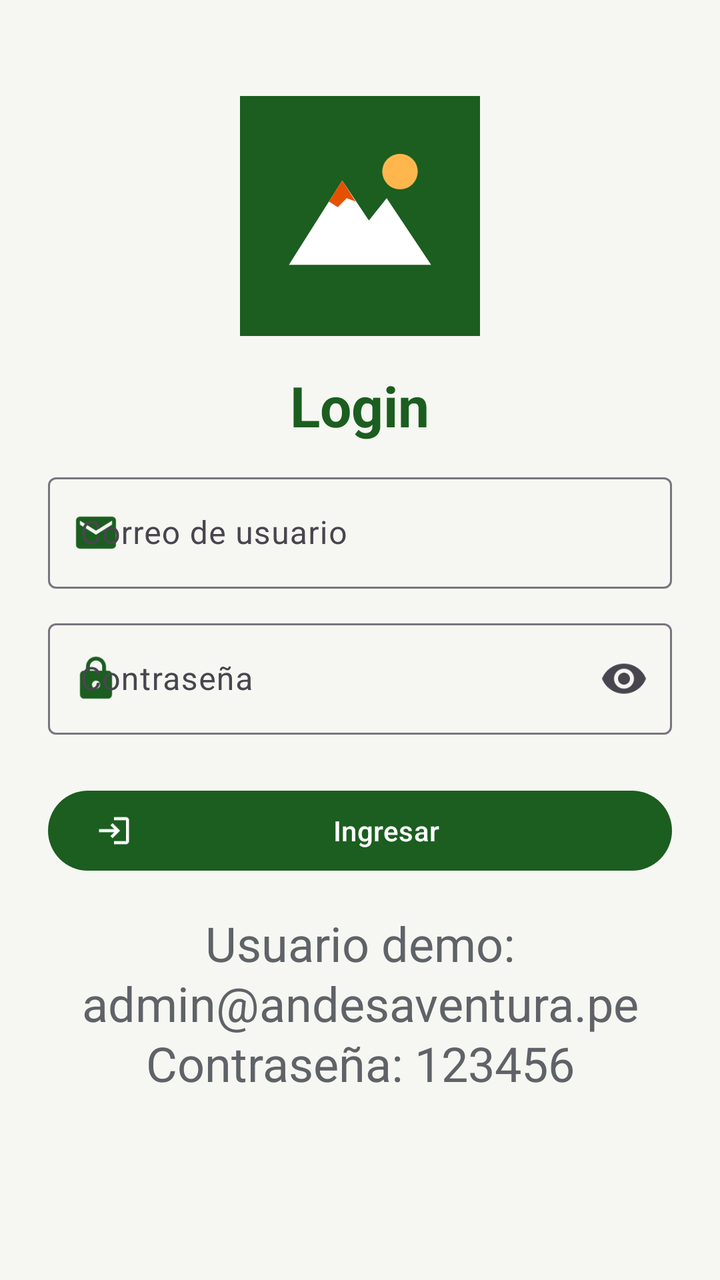
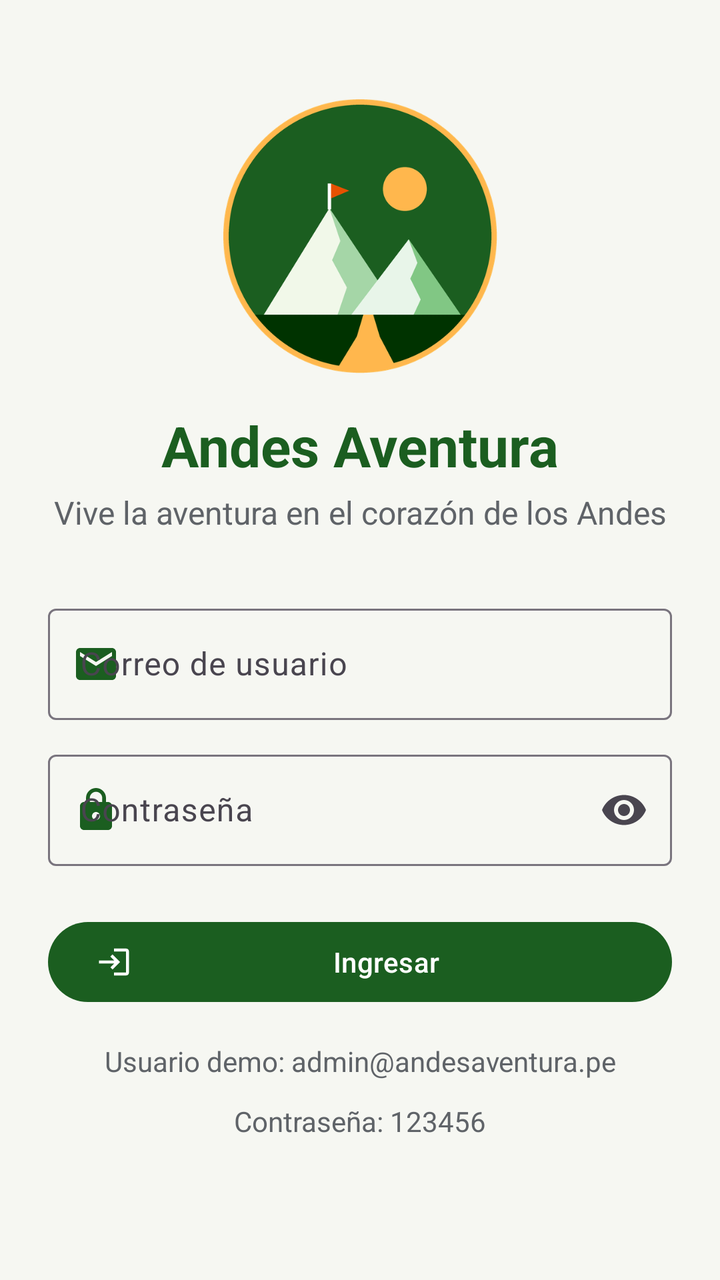

Two renders of the same Android screen: before a commit and after it. Below are the layout's source before the change and the commit's diff.
<!-- AndroidManifest.xml: application theme Theme.AndesAventura -->
<!-- res/layout/activity_login.xml -->
<?xml version="1.0" encoding="utf-8"?>
<ScrollView xmlns:android="http://schemas.android.com/apk/res/android"
    xmlns:app="http://schemas.android.com/apk/res-auto"
    android:layout_width="match_parent"
    android:layout_height="match_parent"
    android:background="@color/fondo">

    <LinearLayout
        android:layout_width="match_parent"
        android:layout_height="wrap_content"
        android:gravity="center_horizontal"
        android:orientation="vertical"
        android:padding="24dp">

        <ImageView
            android:layout_width="120dp"
            android:layout_height="120dp"
            android:layout_marginTop="24dp"
            android:background="@drawable/ic_launcher_background"
            android:contentDescription="@string/app_name"
            android:src="@drawable/ic_logo" />

        <TextView
            style="@style/TextoTitulo"
            android:layout_width="wrap_content"
            android:layout_height="wrap_content"
            android:layout_marginTop="16dp"
            android:text="@string/menu_login" />

        <com.google.android.material.textfield.TextInputLayout
            android:id="@+id/tilCorreo"
            style="@style/CampoTexto"
            android:layout_width="match_parent"
            android:layout_height="wrap_content"
            android:hint="@string/usuario"
            app:startIconDrawable="@drawable/ic_email">

            <com.google.android.material.textfield.TextInputEditText
                android:id="@+id/etCorreo"
                android:layout_width="match_parent"
                android:layout_height="wrap_content"
                android:inputType="textEmailAddress" />
        </com.google.android.material.textfield.TextInputLayout>

        <com.google.android.material.textfield.TextInputLayout
            android:id="@+id/tilPassword"
            style="@style/CampoTexto"
            android:layout_width="match_parent"
            android:layout_height="wrap_content"
            android:hint="@string/password"
            app:endIconMode="password_toggle"
            app:startIconDrawable="@drawable/ic_lock">

            <com.google.android.material.textfield.TextInputEditText
                android:id="@+id/etPassword"
                android:layout_width="match_parent"
                android:layout_height="wrap_content"
                android:inputType="textPassword" />
        </com.google.android.material.textfield.TextInputLayout>

        <com.google.android.material.button.MaterialButton
            android:id="@+id/btnIngresar"
            android:layout_width="match_parent"
            android:layout_height="wrap_content"
            android:layout_marginTop="24dp"
            android:text="@string/ingresar"
            app:icon="@drawable/ic_login" />

        <TextView
            style="@style/TextoParrafo"
            android:layout_width="match_parent"
            android:layout_height="wrap_content"
            android:layout_marginTop="16dp"
            android:gravity="center"
            android:text="@string/credenciales_demo"
            android:textColor="@color/texto_secundario" />
    </LinearLayout>
</ScrollView>
<!-- resources referenced by this layout -->
<resources>
  <color name="fondo">#F6F7F2</color>
  <color name="texto_secundario">#5F6368</color>
  <!-- drawable ic_email (drawable) -->
  <vector xmlns:android="http://schemas.android.com/apk/res/android"
      android:width="24dp" android:height="24dp"
      android:viewportWidth="24" android:viewportHeight="24"
      android:tint="?attr/colorControlNormal">
      <path android:fillColor="@android:color/white" android:pathData="M20,4H4c-1.1,0 -1.99,0.9 -1.99,2L2,18c0,1.1 0.9,2 2,2h16c1.1,0 2,-0.9 2,-2V6c0,-1.1 -0.9,-2 -2,-2zM20,8l-8,5 -8,-5V6l8,5 8,-5v2z"/>
  </vector>
  <!-- drawable ic_launcher_background (drawable) -->
  <vector xmlns:android="http://schemas.android.com/apk/res/android"
      android:width="108dp" android:height="108dp"
      android:viewportWidth="108" android:viewportHeight="108">
      <path android:fillColor="#1B5E20" android:pathData="M0,0h108v108h-108z"/>
  </vector>
  <!-- drawable ic_lock (drawable) -->
  <vector xmlns:android="http://schemas.android.com/apk/res/android"
      android:width="24dp" android:height="24dp"
      android:viewportWidth="24" android:viewportHeight="24"
      android:tint="?attr/colorControlNormal">
      <path android:fillColor="@android:color/white" android:pathData="M18,8h-1V6c0,-2.76 -2.24,-5 -5,-5S7,3.24 7,6v2H6c-1.1,0 -2,0.9 -2,2v10c0,1.1 0.9,2 2,2h12c1.1,0 2,-0.9 2,-2V10c0,-1.1 -0.9,-2 -2,-2zM12,17c-1.1,0 -2,-0.9 -2,-2s0.9,-2 2,-2 2,0.9 2,2 -0.9,2 -2,2zM15.1,8H8.9V6c0,-1.71 1.39,-3.1 3.1,-3.1 1.71,0 3.1,1.39 3.1,3.1v2z"/>
  </vector>
  <!-- drawable ic_login (drawable) -->
  <vector xmlns:android="http://schemas.android.com/apk/res/android"
      android:width="24dp" android:height="24dp"
      android:viewportWidth="24" android:viewportHeight="24"
      android:tint="?attr/colorControlNormal">
      <path android:fillColor="@android:color/white" android:pathData="M11,7L9.6,8.4l2.6,2.6H2v2h10.2l-2.6,2.6L11,17l5,-5L11,7zM20,19h-8v2h8c1.1,0 2,-0.9 2,-2V5c0,-1.1 -0.9,-2 -2,-2h-8v2h8V19z"/>
  </vector>
  <!-- drawable ic_logo (drawable) -->
  <vector xmlns:android="http://schemas.android.com/apk/res/android"
      android:width="108dp" android:height="108dp"
      android:viewportWidth="108" android:viewportHeight="108">
      <path android:fillColor="#FFB74D" android:pathData="M64,34a8,8 0,1 1,16 0a8,8 0,1 1,-16 0z"/>
      <path android:fillColor="#FFFFFF" android:pathData="M22,76L46,38L58,56L66,46L86,76Z"/>
      <path android:fillColor="#E65100" android:pathData="M46,38L52,47.5L48,46L44,50L40,47.5Z"/>
  </vector>
  <string name="app_name">Andes Aventura</string>
  <string name="credenciales_demo">Usuario demo: admin@andesaventura.pe\nContraseña: 123456</string>
  <string name="ingresar">Ingresar</string>
  <string name="menu_login">Login</string>
  <string name="password">Contraseña</string>
  <string name="usuario">Correo de usuario</string>
  <style name="CampoTexto" parent="Widget.Material3.TextInputLayout.OutlinedBox">
          <item name="android:layout_marginTop">12dp</item>
          <item name="startIconTint">@color/verde_andino</item>
      </style>
  <style name="TextoParrafo">
          <item name="android:textSize">24sp</item>
          <item name="android:lineHeight">30sp</item>
          <item name="android:textColor">@color/texto</item>
      </style>
  <style name="TextoTitulo">
          <item name="android:textSize">28sp</item>
          <item name="android:textStyle">bold</item>
          <item name="android:textColor">@color/verde_andino</item>
      </style>
  <color name="verde_andino">#1B5E20</color>
  <color name="texto">#1C1B1F</color>
  <color name="blanco">#FFFFFF</color>
  <color name="verde_claro">#C8E6C9</color>
  <color name="verde_andino_oscuro">#003300</color>
  <color name="naranja_aventura">#E65100</color>
  <color name="naranja_claro">#FFE0B2</color>
  <!-- unchanged entries left out for length: 1 -->
</resources>

<!-- the commit's change to res/layout/activity_login.xml (unified diff, before → after) -->
@@ -3,7 +3,8 @@
     xmlns:app="http://schemas.android.com/apk/res-auto"
     android:layout_width="match_parent"
     android:layout_height="match_parent"
-    android:background="@color/fondo">
+    android:background="@color/fondo"
+    android:fillViewport="true">
 
     <LinearLayout
         android:layout_width="match_parent"
@@ -13,25 +14,35 @@
         android:padding="24dp">
 
         <ImageView
-            android:layout_width="120dp"
-            android:layout_height="120dp"
+            android:layout_width="140dp"
+            android:layout_height="140dp"
             android:layout_marginTop="24dp"
-            android:background="@drawable/ic_launcher_background"
             android:contentDescription="@string/app_name"
-            android:src="@drawable/ic_logo" />
+            android:src="@drawable/logo_andes" />
 
         <TextView
             style="@style/TextoTitulo"
             android:layout_width="wrap_content"
             android:layout_height="wrap_content"
             android:layout_marginTop="16dp"
-            android:text="@string/menu_login" />
+            android:text="@string/app_name" />
+
+        <TextView
+            style="@style/TextoParrafo"
+            android:layout_width="match_parent"
+            android:layout_height="wrap_content"
+            android:layout_marginTop="4dp"
+            android:gravity="center"
+            android:text="@string/eslogan"
+            android:textColor="@color/texto_secundario"
+            android:textSize="16sp" />
 
         <com.google.android.material.textfield.TextInputLayout
             android:id="@+id/tilCorreo"
             style="@style/CampoTexto"
             android:layout_width="match_parent"
             android:layout_height="wrap_content"
+            android:layout_marginTop="32dp"
             android:hint="@string/usuario"
             app:startIconDrawable="@drawable/ic_email">
 
@@ -39,7 +50,8 @@
                 android:id="@+id/etCorreo"
                 android:layout_width="match_parent"
                 android:layout_height="wrap_content"
-                android:inputType="textEmailAddress" />
+                android:inputType="textEmailAddress"
+                android:maxLines="1" />
         </com.google.android.material.textfield.TextInputLayout>
 
         <com.google.android.material.textfield.TextInputLayout
@@ -55,7 +67,8 @@
                 android:id="@+id/etPassword"
                 android:layout_width="match_parent"
                 android:layout_height="wrap_content"
-                android:inputType="textPassword" />
+                android:inputType="textPassword"
+                android:maxLines="1" />
         </com.google.android.material.textfield.TextInputLayout>
 
         <com.google.android.material.button.MaterialButton
@@ -73,6 +86,7 @@
             android:layout_marginTop="16dp"
             android:gravity="center"
             android:text="@string/credenciales_demo"
-            android:textColor="@color/texto_secundario" />
+            android:textColor="@color/texto_secundario"
+            android:textSize="14sp" />
     </LinearLayout>
 </ScrollView>
<!-- resource entries referenced after the edit -->
@@ -8,12 +8,6 @@
       android:viewportWidth="24" android:viewportHeight="24"
       android:tint="?attr/colorControlNormal">
       <path android:fillColor="@android:color/white" android:pathData="M20,4H4c-1.1,0 -1.99,0.9 -1.99,2L2,18c0,1.1 0.9,2 2,2h16c1.1,0 2,-0.9 2,-2V6c0,-1.1 -0.9,-2 -2,-2zM20,8l-8,5 -8,-5V6l8,5 8,-5v2z"/>
-  </vector>
-  <!-- drawable ic_launcher_background (drawable) -->
-  <vector xmlns:android="http://schemas.android.com/apk/res/android"
-      android:width="108dp" android:height="108dp"
-      android:viewportWidth="108" android:viewportHeight="108">
-      <path android:fillColor="#1B5E20" android:pathData="M0,0h108v108h-108z"/>
   </vector>
   <!-- drawable ic_lock (drawable) -->
   <vector xmlns:android="http://schemas.android.com/apk/res/android"
@@ -29,18 +23,11 @@
       android:tint="?attr/colorControlNormal">
       <path android:fillColor="@android:color/white" android:pathData="M11,7L9.6,8.4l2.6,2.6H2v2h10.2l-2.6,2.6L11,17l5,-5L11,7zM20,19h-8v2h8c1.1,0 2,-0.9 2,-2V5c0,-1.1 -0.9,-2 -2,-2h-8v2h8V19z"/>
   </vector>
-  <!-- drawable ic_logo (drawable) -->
-  <vector xmlns:android="http://schemas.android.com/apk/res/android"
-      android:width="108dp" android:height="108dp"
-      android:viewportWidth="108" android:viewportHeight="108">
-      <path android:fillColor="#FFB74D" android:pathData="M64,34a8,8 0,1 1,16 0a8,8 0,1 1,-16 0z"/>
-      <path android:fillColor="#FFFFFF" android:pathData="M22,76L46,38L58,56L66,46L86,76Z"/>
-      <path android:fillColor="#E65100" android:pathData="M46,38L52,47.5L48,46L44,50L40,47.5Z"/>
-  </vector>
+  <!-- drawable logo_andes: png bitmap (drawable, 57982 bytes) -->
   <string name="app_name">Andes Aventura</string>
   <string name="credenciales_demo">Usuario demo: admin@andesaventura.pe\nContraseña: 123456</string>
+  <string name="eslogan">Vive la aventura en el corazón de los Andes</string>
   <string name="ingresar">Ingresar</string>
-  <string name="menu_login">Login</string>
   <string name="password">Contraseña</string>
   <string name="usuario">Correo de usuario</string>
   <style name="CampoTexto" parent="Widget.Material3.TextInputLayout.OutlinedBox">
